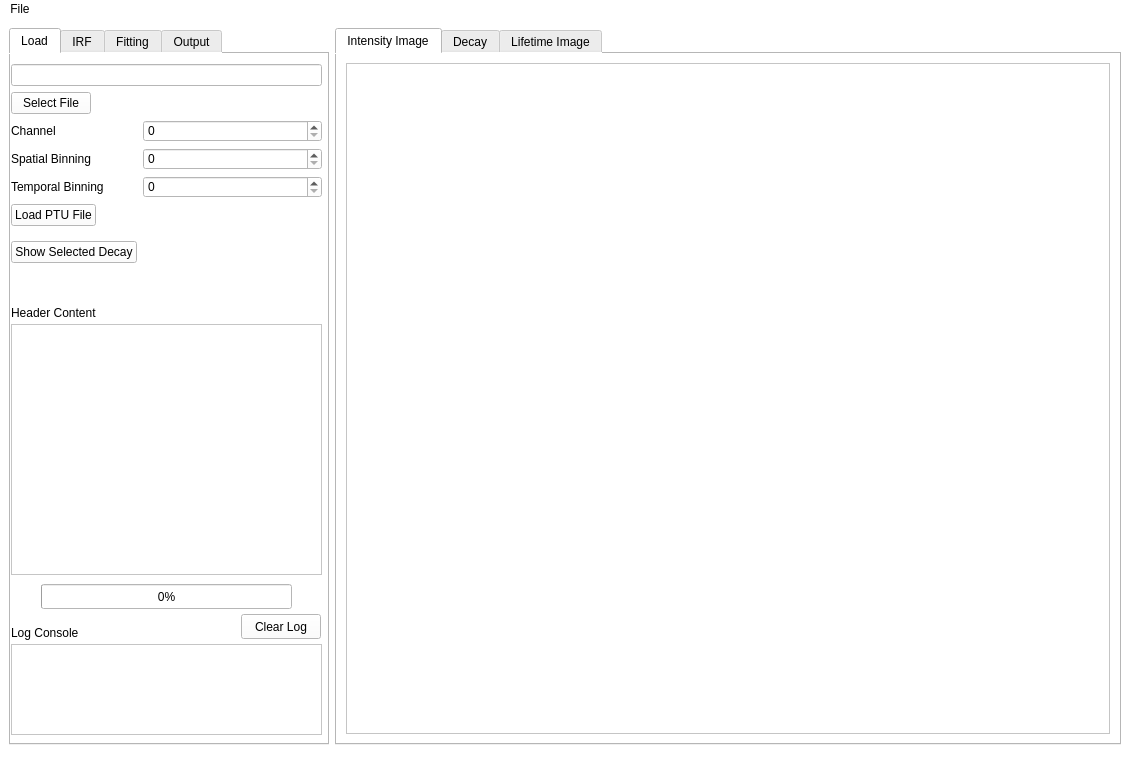
Above: qt_app/gui/agbp_flimfitter.ui from Tomkaehst/PhasorFLIM before the change. Below: the same form after it.
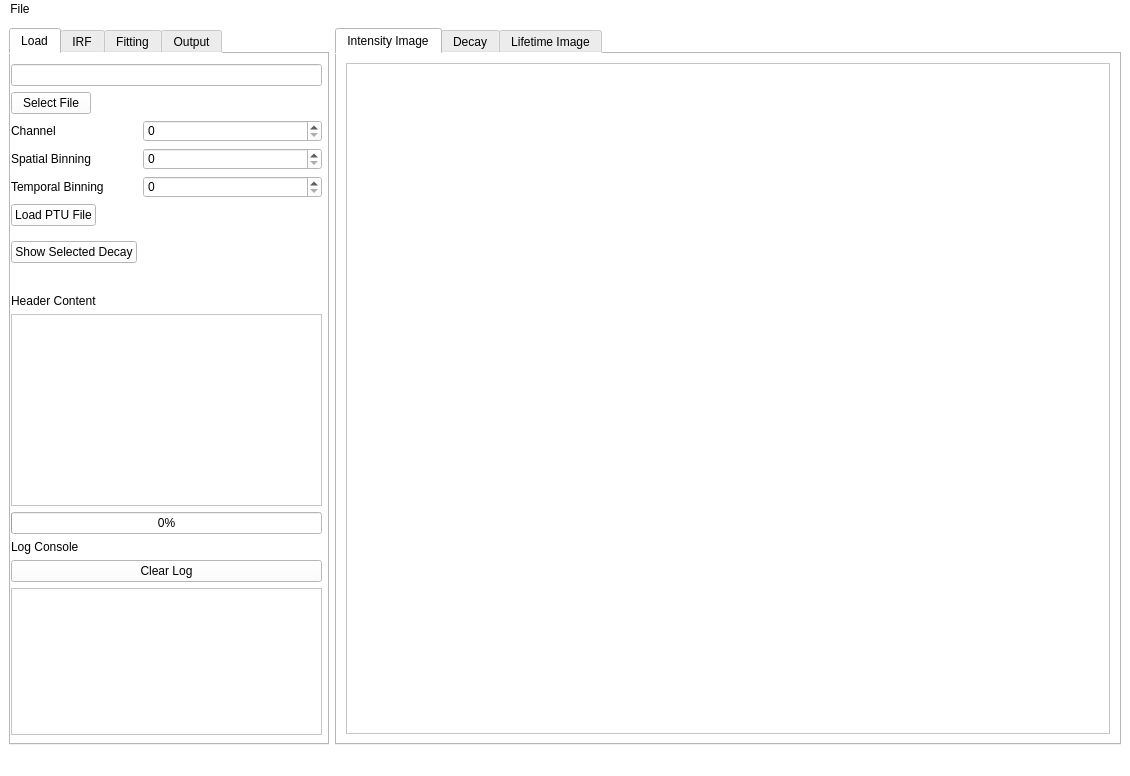
That is the form after the change. Custom widgets are drawn as their Qt base class.

Commit message: Changed header peak to QPlainTextEdit. Entries in FLIMInfo now displayed in QPlainTextEdit.

Patch:
```diff
--- a/qt_app/gui/agbp_flimfitter.ui
+++ b/qt_app/gui/agbp_flimfitter.ui
@@ -145,54 +145,35 @@
          </item>
         </layout>
        </widget>
+       <widget class="QWidget" name="gridLayoutWidget">
+        <property name="geometry">
+         <rect>
+          <x>0</x>
+          <y>240</y>
+          <width>311</width>
+          <height>441</height>
+         </rect>
+        </property>
+        <layout class="QGridLayout" name="gridLayout_4">
+         <item row="4" column="0">
        <widget class="QLabel" name="label_LogConsole">
-        <property name="geometry">
-         <rect>
-          <x>0</x>
-          <y>570</y>
-          <width>84</width>
-          <height>17</height>
-         </rect>
-        </property>
         <property name="text">
          <string>Log Console</string>
         </property>
        </widget>
+         </item>
+         <item row="3" column="0">
        <widget class="QProgressBar" name="progressBar">
-        <property name="geometry">
-         <rect>
-          <x>30</x>
-          <y>530</y>
-          <width>251</width>
-          <height>25</height>
-         </rect>
-        </property>
         <property name="value">
          <number>0</number>
         </property>
        </widget>
-       <widget class="QPushButton" name="pushButton_clearLog">
-        <property name="geometry">
-         <rect>
-          <x>230</x>
-          <y>560</y>
-          <width>80</width>
-          <height>25</height>
-         </rect>
-        </property>
-        <property name="text">
-         <string>Clear Log</string>
-        </property>
-       </widget>
+         </item>
+         <item row="2" column="0">
+          <widget class="QPlainTextEdit" name="headerPeak"/>
+         </item>
+         <item row="6" column="0">
        <widget class="QPlainTextEdit" name="logConsole">
-        <property name="geometry">
-         <rect>
-          <x>0</x>
-          <y>590</y>
-          <width>311</width>
-          <height>91</height>
-         </rect>
-        </property>
         <property name="sizePolicy">
          <sizepolicy hsizetype="Minimum" vsizetype="Maximum">
           <horstretch>100</horstretch>
@@ -200,28 +181,22 @@
          </sizepolicy>
         </property>
        </widget>
+         </item>
+         <item row="5" column="0">
+          <widget class="QPushButton" name="pushButton_clearLog">
+           <property name="text">
+            <string>Clear Log</string>
+           </property>
+          </widget>
+         </item>
+         <item row="1" column="0">
        <widget class="QLabel" name="label_headerPeak">
-        <property name="geometry">
-         <rect>
-          <x>0</x>
-          <y>250</y>
-          <width>111</width>
-          <height>17</height>
-         </rect>
-        </property>
         <property name="text">
          <string>Header Content</string>
         </property>
        </widget>
-       <widget class="QListWidget" name="listWidget_headerPeak">
-        <property name="geometry">
-         <rect>
-          <x>0</x>
-          <y>270</y>
-          <width>311</width>
-          <height>251</height>
-         </rect>
-        </property>
+         </item>
+        </layout>
        </widget>
       </widget>
       <widget class="QWidget" name="tab_irf">
```
Lines whose indentation alone changed are shown as unchanged. The commit also changes 4 other files.
